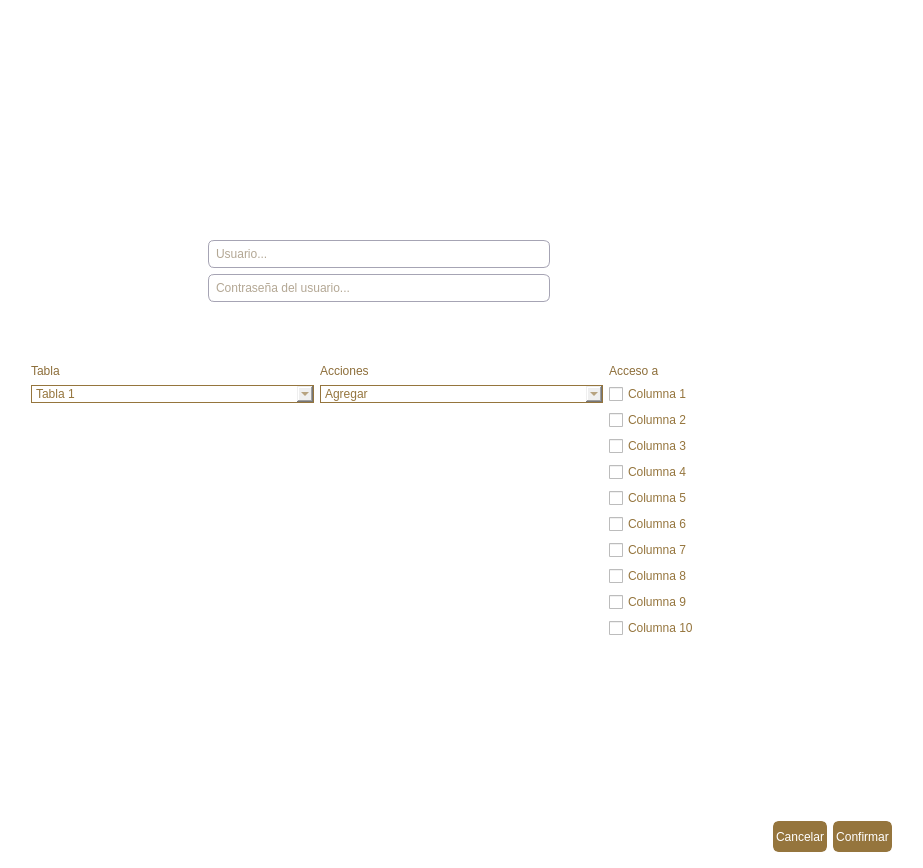
Qt form ui/agregar-usuario-dialog.ui (andreadh01/Notarius) before a commit.
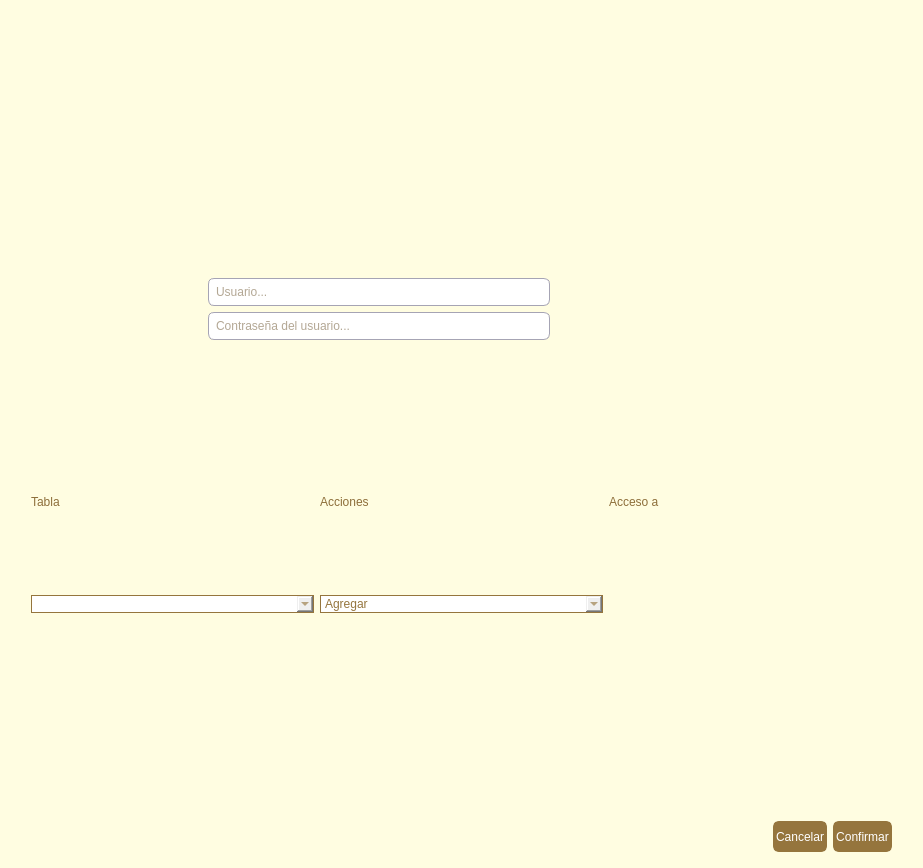
The same form after that commit.

```diff
--- a/ui/agregar-usuario-dialog.ui
+++ b/ui/agregar-usuario-dialog.ui
@@ -15,7 +15,8 @@
   </property>
   <property name="styleSheet">
    <string notr="true">QDialog {
-background-color: white;
+ background-color:rgb(255, 253, 225);
+
 }</string>
   </property>
   <layout class="QHBoxLayout" name="horizontalLayout">
@@ -72,22 +73,16 @@
           </spacer>
          </item>
          <item>
-          <widget class="QLineEdit" name="lineEdit_contrasenausuario">
+          <widget class="QLabel" name="label_exito">
            <property name="styleSheet">
-            <string notr="true">QLineEdit {
-border-radius: 6px;
-border: 1px solid rgb(166,164, 180);
-background-color:white;
-color: rgb(103,80,41);
-padding: 5px;
-}</string>
+            <string notr="true">QLabel {
+               font: 12pt;
+               color: green;
+               }</string>
            </property>
            <property name="text">
             <string/>
            </property>
-           <property name="placeholderText">
-            <string>Usuario...</string>
-           </property>
           </widget>
          </item>
          <item>
@@ -101,6 +96,25 @@
 padding: 5px;
 }</string>
            </property>
+           <property name="text">
+            <string/>
+           </property>
+           <property name="placeholderText">
+            <string>Usuario...</string>
+           </property>
+          </widget>
+         </item>
+         <item>
+          <widget class="QLineEdit" name="lineEdit_contrasenausuario">
+           <property name="styleSheet">
+            <string notr="true">QLineEdit {
+border-radius: 6px;
+border: 1px solid rgb(166,164, 180);
+background-color:white;
+color: rgb(103,80,41);
+padding: 5px;
+}</string>
+           </property>
            <property name="placeholderText">
             <string>Contraseña del usuario...</string>
            </property>
@@ -119,6 +133,19 @@
            </property>
           </spacer>
          </item>
+         <item>
+          <widget class="QLabel" name="label_error">
+           <property name="styleSheet">
+            <string notr="true">QLabel {
+               font: 12pt;
+               color: red;
+               }</string>
+           </property>
+           <property name="text">
+            <string/>
+           </property>
+          </widget>
+         </item>
         </layout>
        </item>
        <item>
@@ -160,30 +187,6 @@
          </property>
         </widget>
        </item>
-       <item row="8" column="2">
-        <widget class="QCheckBox" name="checkBox_acceso_8">
-         <property name="styleSheet">
-          <string notr="true">
-font: 75 11pt &quot;MS Shell Dlg 2&quot;;
-color: rgb(149, 117, 61);</string>
-         </property>
-         <property name="text">
-          <string>Columna 8</string>
-         </property>
-        </widget>
-       </item>
-       <item row="9" column="2">
-        <widget class="QCheckBox" name="checkBox_acceso_9">
-         <property name="styleSheet">
-          <string notr="true">
-font: 75 11pt &quot;MS Shell Dlg 2&quot;;
-color: rgb(149, 117, 61);</string>
-         </property>
-         <property name="text">
-          <string>Columna 9</string>
-         </property>
-        </widget>
-       </item>
        <item row="1" column="0">
         <widget class="QComboBox" name="comboBox_tablas">
          <property name="styleSheet">
@@ -193,103 +196,6 @@
 font: 75 11pt &quot;MS Shell Dlg 2&quot;;
 color: rgb(149, 117, 61);
 }</string>
-         </property>
-         <item>
-          <property name="text">
-           <string>Tabla 1</string>
-          </property>
-         </item>
-         <item>
-          <property name="text">
-           <string>Tabla 2</string>
-          </property>
-         </item>
-         <item>
-          <property name="text">
-           <string>Tabla 3</string>
-          </property>
-         </item>
-         <item>
-          <property name="text">
-           <string>Tabla 4</string>
-          </property>
-         </item>
-         <item>
-          <property name="text">
-           <string>Tabla 5</string>
-          </property>
-         </item>
-         <item>
-          <property name="text">
-           <string>Tabla 6</string>
-          </property>
-         </item>
-         <item>
-          <property name="text">
-           <string>Tabla 7</string>
-          </property>
-         </item>
-         <item>
-          <property name="text">
-           <string>Tabla 8</string>
-          </property>
-         </item>
-         <item>
-          <property name="text">
-           <string>Tabla 9</string>
-          </property>
-         </item>
-         <item>
-          <property name="text">
-           <string>Tabla 10</string>
-          </property>
-         </item>
-         <item>
-          <property name="text">
-           <string>Tabla 11</string>
-          </property>
-         </item>
-         <item>
-          <property name="text">
-           <string>Tabla 12</string>
-          </property>
-         </item>
-         <item>
-          <property name="text">
-           <string>Tabla 13</string>
-          </property>
-         </item>
-         <item>
-          <property name="text">
-           <string>Tabla 14</string>
-          </property>
-         </item>
-         <item>
-          <property name="text">
-           <string>Tabla 15</string>
-          </property>
-         </item>
-         <item>
-          <property name="text">
-           <string>Tabla 16</string>
-          </property>
-         </item>
-         <item>
-          <property name="text">
-           <string>Tabla 17</string>
-          </property>
-         </item>
-        </widget>
-       </item>
-       <item row="1" column="2">
-        <widget class="QCheckBox" name="checkBox_acceso1">
-         <property name="styleSheet">
-          <string notr="true">
-font: 75 11pt &quot;MS Shell Dlg 2&quot;;
-color: rgb(149, 117, 61);</string>
-         </property>
-         <property name="text">
-          <string>Columna 1</string>
          </property>
         </widget>
        </item>
@@ -304,78 +210,6 @@
          </property>
         </widget>
        </item>
-       <item row="6" column="2">
-        <widget class="QCheckBox" name="checkBox_acceso_6">
-         <property name="styleSheet">
-          <string notr="true">
-font: 75 11pt &quot;MS Shell Dlg 2&quot;;
-color: rgb(149, 117, 61);</string>
-         </property>
-         <property name="text">
-          <string>Columna 6</string>
-         </property>
-        </widget>
-       </item>
-       <item row="2" column="2">
-        <widget class="QCheckBox" name="checkBox_acceso_2">
-         <property name="styleSheet">
-          <string notr="true">
-font: 75 11pt &quot;MS Shell Dlg 2&quot;;
-color: rgb(149, 117, 61);</string>
-         </property>
-         <property name="text">
-          <string>Columna 2</string>
-         </property>
-        </widget>
-       </item>
-       <item row="3" column="2">
-        <widget class="QCheckBox" name="checkBox_acceso_3">
-         <property name="styleSheet">
-          <string notr="true">
-font: 75 11pt &quot;MS Shell Dlg 2&quot;;
-color: rgb(149, 117, 61);</string>
-         </property>
-         <property name="text">
-          <string>Columna 3</string>
-         </property>
-        </widget>
-       </item>
-       <item row="4" column="2">
-        <widget class="QCheckBox" name="checkBox_acceso_4">
-         <property name="styleSheet">
-          <string notr="true">
-font: 75 11pt &quot;MS Shell Dlg 2&quot;;
-color: rgb(149, 117, 61);</string>
-         </property>
-         <property name="text">
-          <string>Columna 4</string>
-         </property>
-        </widget>
-       </item>
-       <item row="5" column="2">
-        <widget class="QCheckBox" name="checkBox_acceso_5">
-         <property name="styleSheet">
-          <string notr="true">
-font: 75 11pt &quot;MS Shell Dlg 2&quot;;
-color: rgb(149, 117, 61);</string>
-         </property>
-         <property name="text">
-          <string>Columna 5</string>
-         </property>
-        </widget>
-       </item>
-       <item row="7" column="2">
-        <widget class="QCheckBox" name="checkBox_acceso_7">
-         <property name="styleSheet">
-          <string notr="true">
-font: 75 11pt &quot;MS Shell Dlg 2&quot;;
-color: rgb(149, 117, 61);</string>
-         </property>
-         <property name="text">
-          <string>Columna 7</string>
-         </property>
-        </widget>
-       </item>
        <item row="1" column="1">
         <widget class="QComboBox" name="comboBox_acciones">
          <property name="styleSheet">
@@ -403,18 +237,6 @@
          </item>
         </widget>
        </item>
-       <item row="10" column="2">
-        <widget class="QCheckBox" name="checkBox_acceso_10">
-         <property name="styleSheet">
-          <string notr="true">
-font: 75 11pt &quot;MS Shell Dlg 2&quot;;
-color: rgb(149, 117, 61);</string>
-         </property>
-         <property name="text">
-          <string>Columna 10</string>
-         </property>
-        </widget>
-       </item>
       </layout>
      </item>
      <item>
```
Left out of the diff: 6 changed lines with no effect on the pictures.
